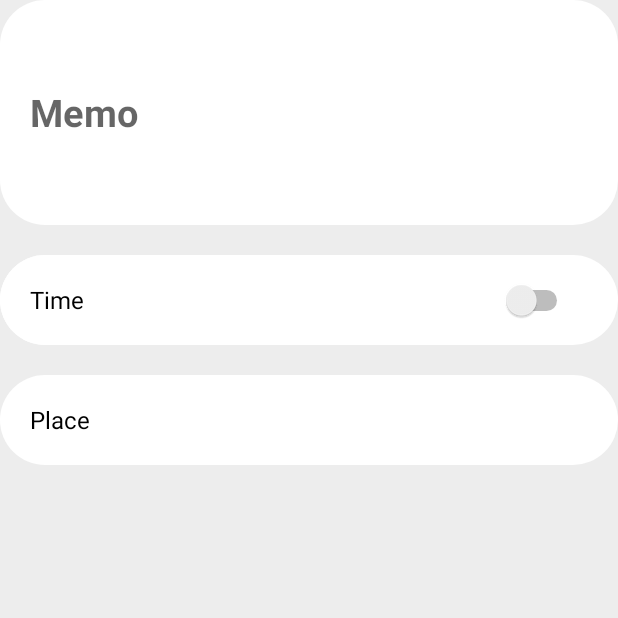
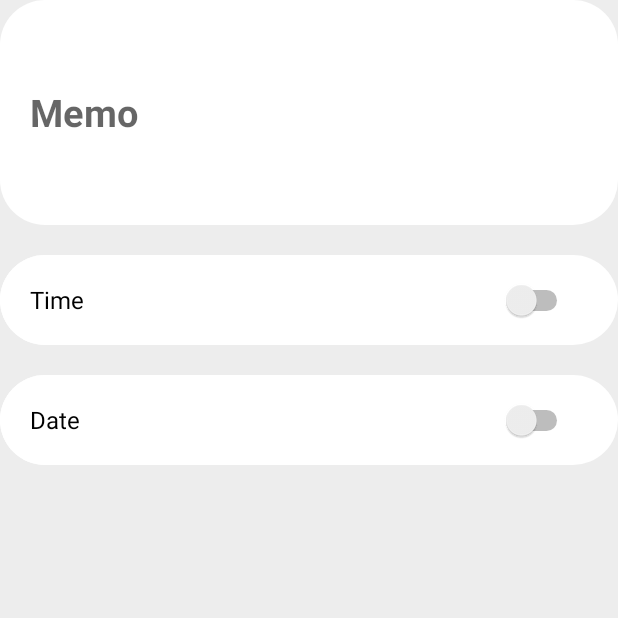
Before and after one commit to DipeshSingh1772/Reminder, an Android app: the AddFragment screen opened through its navigation route, on a phone screen of 412 x 824 dp, the top half of it. Run offline under Robolectric (Android 15) with nearby library versions, the light colour scheme and no system bars.

Commit message:
Date Picker Added

```diff
--- a/app/src/main/res/layout/fragment_add.xml
+++ b/app/src/main/res/layout/fragment_add.xml
@@ -54,25 +54,39 @@
                 android:layout_width="0dp"
                 android:layout_weight="1"
                 android:layout_height="match_parent"
-                android:layout_marginRight="30dp"
-                android:checked="false"/>
+                android:layout_marginEnd="30dp"
+                android:checked="false"
+                tools:ignore="UseSwitchCompatOrMaterialXml" />
 
         </LinearLayout>
 
         <LinearLayout
             android:layout_width="match_parent"
             android:layout_height="60dp"
-            android:layout_marginTop="20dp">
+            android:layout_marginTop="20dp"
+            android:orientation="horizontal"
+            android:background="@drawable/addtext_background_format">
 
             <TextView
-                android:layout_width="match_parent"
+                android:id="@+id/date_btn"
+                android:layout_width="0dp"
+                android:layout_weight="2"
                 android:layout_height="match_parent"
                 android:background="@drawable/addtext_background_format"
                 android:gravity="left|center"
                 android:paddingLeft="20dp"
-                android:text="Place"
+                android:text="Date"
                 android:textColor="@color/black"
                 android:textSize="16sp" />
+
+            <Switch
+                android:id="@+id/date"
+                android:layout_width="0dp"
+                android:layout_weight="1"
+                android:layout_height="match_parent"
+                android:layout_marginRight="30dp"
+                android:checked="false"
+                tools:ignore="UseSwitchCompatOrMaterialXml" />
 
         </LinearLayout>
 
```
Also changed, not shown: app/src/main/java/com/example/reminder/AddFragment.kt (+55 -3 lines).
